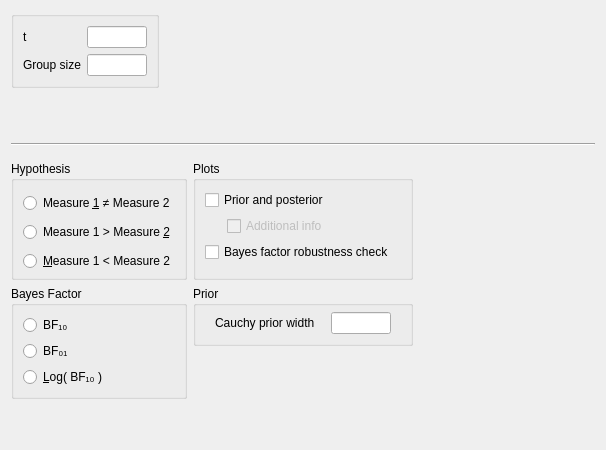
Above: JASP-Desktop/analysisforms/SummaryStatistics/summarystatsttestbayesianpairedsamplesform.ui from jasp-stats/jasp-desktop before the change. Below: the same form after it.
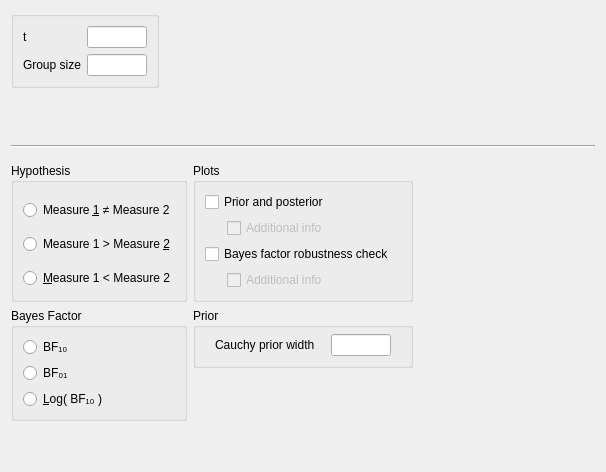
That is the form after the change. Custom widgets are drawn as their Qt base class.

Commit message: add-info option to json and ui

Diff of the .ui file:
```diff
--- a/JASP-Desktop/analysisforms/SummaryStatistics/summarystatsttestbayesianpairedsamplesform.ui
+++ b/JASP-Desktop/analysisforms/SummaryStatistics/summarystatsttestbayesianpairedsamplesform.ui
@@ -7,7 +7,7 @@
     <x>0</x>
     <y>0</y>
     <width>606</width>
-    <height>450</height>
+    <height>472</height>
    </rect>
   </property>
   <property name="sizePolicy">
@@ -428,6 +428,22 @@
            </property>
           </widget>
          </item>
+         <item row="4" column="1">
+          <widget class="BoundCheckBox" name="plotBayesFactorRobustnessAdditionalInfo">
+           <property name="enabled">
+            <bool>false</bool>
+           </property>
+           <property name="sizePolicy">
+            <sizepolicy hsizetype="Fixed" vsizetype="Fixed">
+             <horstretch>0</horstretch>
+             <verstretch>0</verstretch>
+            </sizepolicy>
+           </property>
+           <property name="text">
+            <string>Additional info</string>
+           </property>
+          </widget>
+         </item>
         </layout>
        </widget>
       </item>
@@ -440,12 +456,6 @@
   </layout>
  </widget>
  <customwidgets>
-  <customwidget>
-   <class>GroupBox</class>
-   <extends>QGroupBox</extends>
-   <header>widgets/groupbox.h</header>
-   <container>1</container>
-  </customwidget>
   <customwidget>
    <class>BoundTextBox</class>
    <extends>QLineEdit</extends>
@@ -462,6 +472,12 @@
    <extends>QCheckBox</extends>
    <header>widgets/boundcheckbox.h</header>
   </customwidget>
+  <customwidget>
+   <class>GroupBox</class>
+   <extends>QGroupBox</extends>
+   <header>widgets/groupbox.h</header>
+   <container>1</container>
+  </customwidget>
  </customwidgets>
  <resources/>
  <connections>
```
Left out of the diff: 40 changed lines with no effect on the pictures. The commit also changes 8 other files.
